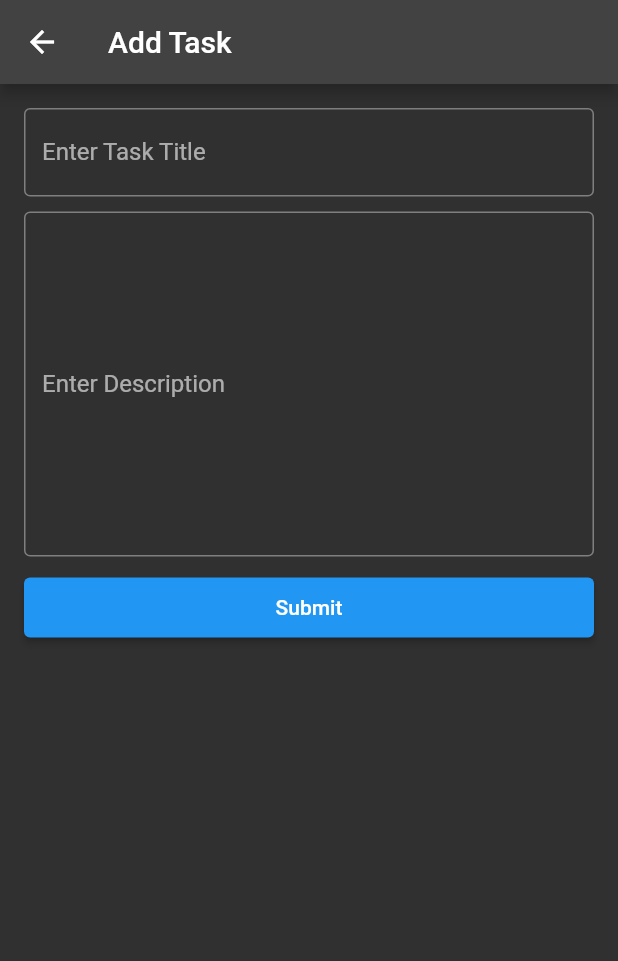
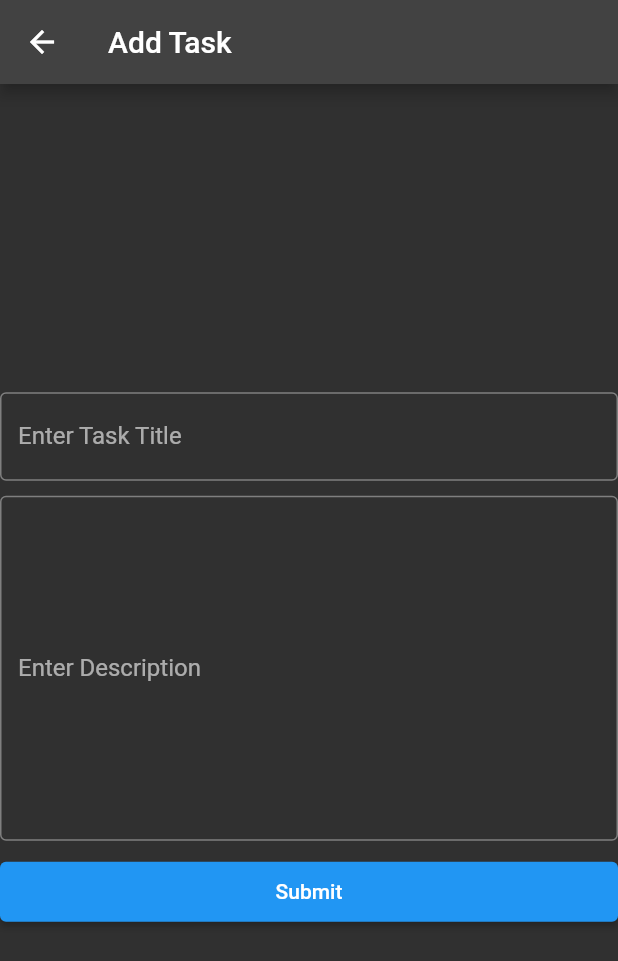
Before and after one commit to aundrae/Flutter-ToDo-List-Demo, a Flutter app: the AddTask screen opened directly, on a phone screen of 412 x 824 dp. Shown: the top 961 px of the screen. Run offline on Flutter 3.47's test engine with Material 2 defaults, Android fonts, the phone set to English and light mode, and no system bars.

Commit message:
removed scrollview from add task

```diff
--- a/lib/screens/add_task.dart
+++ b/lib/screens/add_task.dart
@@ -16,12 +16,10 @@ class _AddTaskState extends State<AddTask> {
       appBar: AppBar(
         title: const Text("Add Task"),
       ),
-      body: SingleChildScrollView(
-        padding: const EdgeInsets.all(16),
-        child: Center(
+      body: Center(
         child: Column(
           crossAxisAlignment: CrossAxisAlignment.center,
-            mainAxisAlignment: MainAxisAlignment.spaceBetween,
+          mainAxisAlignment: MainAxisAlignment.center,
           children: <Widget>[
             TextFormField(
               onChanged: (text){
@@ -63,7 +61,6 @@ class _AddTaskState extends State<AddTask> {
           ],
         ),
       ),
-      ),
     );
   }
 }
```
Lines whose indentation alone changed are shown as unchanged.
